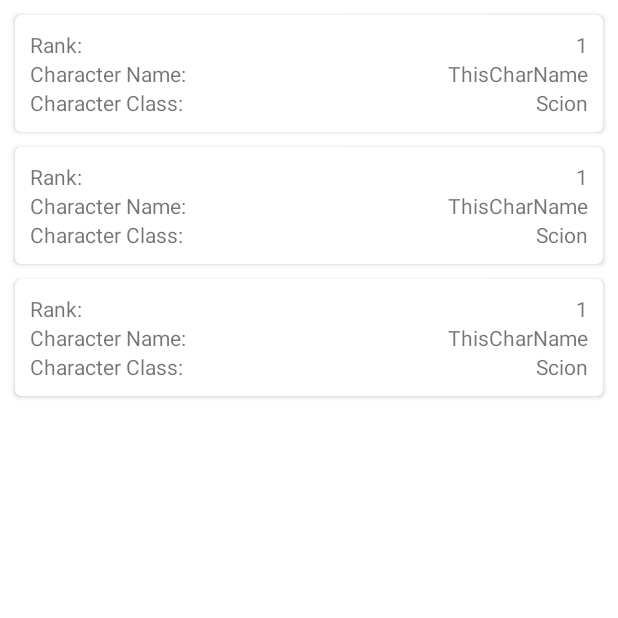
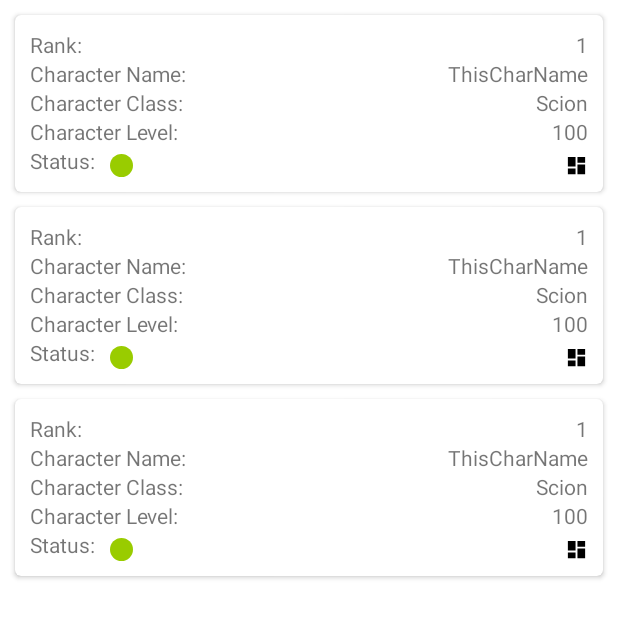
Before and after one commit to CAntol/PathofExileLeagueViewer, an Android app: the layout fragment_league.xml on its own in the app's theme, with its tools: preview values and no code run, on a phone screen of 412 x 824 dp. Shown: the top 618 px of the screen. Run offline under Robolectric (Android 15) with nearby library versions, the phone set to English and light mode, and no system bars.

Commit message:
Display additional ladder metadata

```diff
--- a/app/build.gradle
+++ b/app/build.gradle
@@ -33,6 +33,7 @@ dependencies {
     implementation "androidx.lifecycle:lifecycle-extensions:$lifecycle_version"
     implementation "androidx.paging:paging-runtime-ktx:2.1.0"
     implementation "com.android.support:customtabs:28.3.0"
+    implementation 'com.github.bumptech.glide:glide:4.9.0'
 
     implementation 'com.squareup.retrofit2:retrofit:2.5.0'
     implementation 'com.squareup.retrofit2:converter-gson:2.5.0'
--- a/app/src/main/java/com/poe/leagueviewer/adapter/LadderListAdapter.kt
+++ b/app/src/main/java/com/poe/leagueviewer/adapter/LadderListAdapter.kt
@@ -3,10 +3,12 @@ package com.poe.leagueviewer.adapter
 import android.view.LayoutInflater
 import android.view.View
 import android.view.ViewGroup
+import android.widget.ImageView
 import android.widget.TextView
 import androidx.paging.PagedListAdapter
 import androidx.recyclerview.widget.DiffUtil
 import androidx.recyclerview.widget.RecyclerView
+import com.bumptech.glide.Glide
 import com.poe.leagueviewer.R
 import com.poe.leagueviewer.model.Ladder
 
@@ -34,6 +36,16 @@ class LadderListAdapter(private val onClick: (Ladder) -> Unit) : PagedListAdapte
                 findViewById<TextView>(R.id.txt_rank).text = data.rank?.toString() ?: 0.toString()
                 findViewById<TextView>(R.id.txt_char_name).text = data.character?.name
                 findViewById<TextView>(R.id.txt_char_class).text = data.character?.poeClass
+                findViewById<TextView>(R.id.txt_char_level).text = data.character?.level?.toString()
+                val image = if (data.online == true) R.drawable.ic_online else R.drawable.ic_offline
+                findViewById<ImageView>(R.id.img_status).setImageResource(image)
+                if (data.dead == true) {
+                    val imgDead = findViewById<ImageView>(R.id.img_dead)
+                    Glide.with(context)
+                        .load("http://icons.iconarchive.com/icons/icons8/android/128/Healthcare-Skull-icon.png")
+                        .into(imgDead)
+                    imgDead.visibility = View.VISIBLE
+                }
                 setOnClickListener { onClick(data) }
             }
         }
--- /dev/null
+++ b/app/src/main/res/drawable/ic_offline.xml
@@ -0,0 +1,6 @@
+<?xml version="1.0" encoding="utf-8"?>
+<shape xmlns:android="http://schemas.android.com/apk/res/android"
+    android:shape="oval">
+    <solid android:color="@android:color/holo_red_light" />
+    <size android:width="@dimen/inline_icon_size" android:height="@dimen/inline_icon_size" />
+</shape>
--- /dev/null
+++ b/app/src/main/res/drawable/ic_online.xml
@@ -0,0 +1,6 @@
+<?xml version="1.0" encoding="utf-8"?>
+<shape xmlns:android="http://schemas.android.com/apk/res/android"
+    android:shape="oval">
+    <solid android:color="@android:color/holo_green_light" />
+    <size android:width="@dimen/inline_icon_size" android:height="@dimen/inline_icon_size" />
+</shape>
--- a/app/src/main/res/layout/list_item_ladder.xml
+++ b/app/src/main/res/layout/list_item_ladder.xml
@@ -63,6 +63,49 @@
         android:layout_below="@+id/txt_char_name"
         tools:text="Scion"/>
 
+        <TextView
+            android:id="@+id/label_char_level"
+            android:layout_width="wrap_content"
+            android:layout_height="wrap_content"
+            android:layout_below="@+id/label_char_class"
+            android:text="@string/label_char_level"/>
+
+        <TextView
+            android:id="@+id/txt_char_level"
+            android:layout_width="wrap_content"
+            android:layout_height="wrap_content"
+            android:layout_alignParentEnd="true"
+            android:layout_below="@+id/txt_char_class"
+            tools:text="100"/>
+
+        <TextView
+            android:id="@+id/label_status"
+            android:layout_width="wrap_content"
+            android:layout_height="wrap_content"
+            android:layout_below="@+id/label_char_level"
+            android:text="@string/label_status"/>
+
+        <ImageView
+            android:id="@+id/img_status"
+            android:layout_width="wrap_content"
+            android:layout_height="wrap_content"
+            android:layout_below="@+id/label_char_level"
+            android:layout_toEndOf="@+id/label_status"
+            android:layout_marginTop="5dp"
+            android:layout_marginStart="10dp"
+            tools:src="@drawable/ic_online"/>
+
+        <ImageView
+            android:id="@+id/img_dead"
+            android:layout_width="@dimen/inline_icon_size"
+            android:layout_height="@dimen/inline_icon_size"
+            android:layout_below="@+id/txt_char_level"
+            android:layout_alignParentEnd="true"
+            android:layout_marginTop="5dp"
+            android:visibility="gone"
+            tools:visibility="visible"
+            tools:src="@drawable/ic_dashboard_black_24dp"/>
+
     </RelativeLayout>
 
 </com.google.android.material.card.MaterialCardView>
--- a/app/src/main/res/values/dimens.xml
+++ b/app/src/main/res/values/dimens.xml
@@ -2,4 +2,5 @@
     <!-- Default screen margins, per the Android Design guidelines. -->
     <dimen name="activity_horizontal_margin">16dp</dimen>
     <dimen name="activity_vertical_margin">16dp</dimen>
+    <dimen name="inline_icon_size">15dp</dimen>
 </resources>
--- a/app/src/main/res/values/strings.xml
+++ b/app/src/main/res/values/strings.xml
@@ -9,6 +9,8 @@
     <string name="label_rank">Rank:</string>
     <string name="label_char_name">Character Name:</string>
     <string name="label_char_class">Character Class:</string>
+    <string name="label_char_level">Character Level:</string>
+    <string name="label_status">Status:</string>
     <string name="error_ladder_load">Unable to load Character page</string>
     <string name="txt_view_on_poe">View on PoE</string>
 </resources>
--- a/app/src/main/res/xml/network_security_config.xml
+++ b/app/src/main/res/xml/network_security_config.xml
@@ -2,5 +2,6 @@
 <network-security-config>
     <domain-config cleartextTrafficPermitted="true">
         <domain includeSubdomains="true">api.pathofexile.com</domain>
+        <domain includeSubdomains="true">icons.iconarchive.com</domain>
     </domain-config>
 </network-security-config>
```
